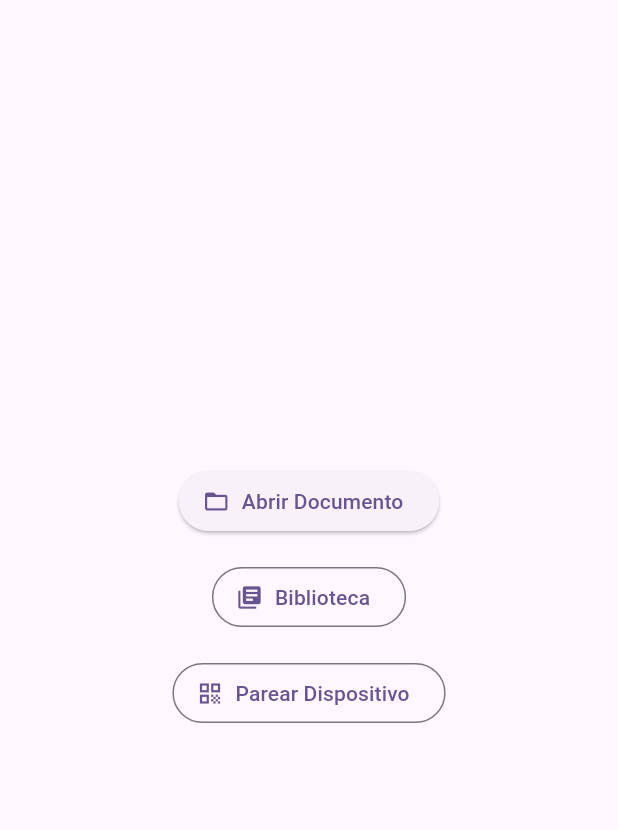
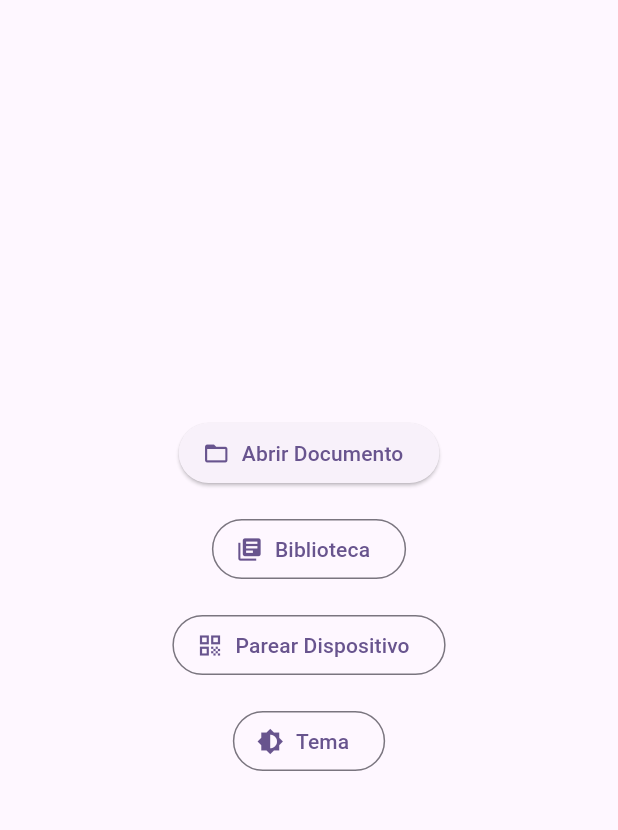
Before and after one commit to FelipeeSaM/SincronizadorPdf, a Flutter app: the screen it shows after launch, on a phone screen of 412 x 824 dp, the part 63-893 px from its top. Run offline on Flutter 3.47's test engine with Material 3 defaults, Android fonts, the phone set to English and light mode, and no system bars; our stand-ins replace file_picker, qr_flutter, shared_preferences; missing offline and left inert: desktop_drop, mobile_scanner, pdfrx.

Commit message:
feat: botão de seleção de tema persistente na tela principal
Adiciona botão "Tema" na tela inicial que abre uma lista com os temas
disponíveis (Sistema/Claro/Escuro); a escolha é aplicada imediatamente
e persistida via ThemeModeStore, fazendo o app reabrir já no tema
selecionado em vez de sempre cair no tema do sistema.

Co-Authored-By: Claude Sonnet 5 <noreply@anthropic.com>

```diff
--- a/app/lib/home_screen.dart
+++ b/app/lib/home_screen.dart
@@ -29,12 +29,25 @@ import 'sync/reading_position_sync_service.dart';
 
 const _intervaloSincronizacao = Duration(seconds: 5);
 
+String _nomeTema(ThemeMode tema) => switch (tema) {
+  ThemeMode.system => 'Sistema',
+  ThemeMode.light => 'Claro',
+  ThemeMode.dark => 'Escuro',
+};
+
 /// Tela inicial: permite ao usuário abrir ou soltar um Documento (PDF)
 /// local para visualizar e, se houver um Dispositivo pareado, dispara a
 /// Transferência dele; também sincroniza em foco os Documentos recebidos
 /// do Dispositivo pareado (ver ADR-0005).
 class HomeScreen extends StatefulWidget {
-  const HomeScreen({super.key});
+  const HomeScreen({
+    super.key,
+    required this.temaAtual,
+    required this.onSelecionarTema,
+  });
+
+  final ThemeMode temaAtual;
+  final ValueChanged<ThemeMode> onSelecionarTema;
 
   @override
   State<HomeScreen> createState() => _HomeScreenState();
@@ -224,6 +237,34 @@ class _HomeScreenState extends State<HomeScreen> with WidgetsBindingObserver {
     }
   }
 
+  Future<void> _abrirSeletorTema() async {
+    final temaEscolhido = await showDialog<ThemeMode>(
+      context: context,
+      builder: (context) => SimpleDialog(
+        title: const Text('Tema'),
+        children: [
+          RadioGroup<ThemeMode>(
+            groupValue: widget.temaAtual,
+            onChanged: (tema) => Navigator.of(context).pop(tema),
+            child: Column(
+              mainAxisSize: MainAxisSize.min,
+              children: ThemeMode.values.map((tema) {
+                return RadioListTile<ThemeMode>(
+                  title: Text(_nomeTema(tema)),
+                  value: tema,
+                );
+              }).toList(),
+            ),
+          ),
+        ],
+      ),
+    );
+
+    if (temaEscolhido != null) {
+      widget.onSelecionarTema(temaEscolhido);
+    }
+  }
+
   void _abrirBiblioteca() {
     Navigator.of(context).push(
       MaterialPageRoute<void>(
@@ -275,6 +316,12 @@ class _HomeScreenState extends State<HomeScreen> with WidgetsBindingObserver {
                   icon: const Icon(Icons.qr_code),
                   label: const Text('Parear Dispositivo'),
                 ),
+                const SizedBox(height: 16),
+                OutlinedButton.icon(
+                  onPressed: _abrirSeletorTema,
+                  icon: const Icon(Icons.brightness_6),
+                  label: const Text('Tema'),
+                ),
               ],
             ),
           ),
--- a/app/lib/main.dart
+++ b/app/lib/main.dart
@@ -1,16 +1,49 @@
 import 'package:flutter/material.dart';
 
 import 'home_screen.dart';
+import 'theme_mode_store.dart';
 
 void main() {
   runApp(const SincronizadorPdfApp());
 }
 
-class SincronizadorPdfApp extends StatelessWidget {
+class SincronizadorPdfApp extends StatefulWidget {
   const SincronizadorPdfApp({super.key});
 
   @override
+  State<SincronizadorPdfApp> createState() => _SincronizadorPdfAppState();
+}
+
+class _SincronizadorPdfAppState extends State<SincronizadorPdfApp> {
+  final _themeModeStore = const ThemeModeStore();
+  final _temaAtual = ValueNotifier(ThemeMode.system);
+
+  @override
+  void initState() {
+    super.initState();
+    _carregarTemaSalvo();
+  }
+
+  Future<void> _carregarTemaSalvo() async {
+    _temaAtual.value = await _themeModeStore.obter();
+  }
+
+  Future<void> _selecionarTema(ThemeMode tema) async {
+    _temaAtual.value = tema;
+    await _themeModeStore.salvar(tema);
+  }
+
+  @override
+  void dispose() {
+    _temaAtual.dispose();
+    super.dispose();
+  }
+
+  @override
   Widget build(BuildContext context) {
+    return ValueListenableBuilder<ThemeMode>(
+      valueListenable: _temaAtual,
+      builder: (context, temaAtual, _) {
         return MaterialApp(
           title: 'Sincronizador PDF',
           theme: ThemeData(colorScheme: ColorScheme.fromSeed(seedColor: Colors.deepPurple)),
@@ -20,8 +53,13 @@ class SincronizadorPdfApp extends StatelessWidget {
               brightness: Brightness.dark,
             ),
           ),
-      themeMode: ThemeMode.system,
-      home: const HomeScreen(),
+          themeMode: temaAtual,
+          home: HomeScreen(
+            temaAtual: temaAtual,
+            onSelecionarTema: _selecionarTema,
+          ),
+        );
+      },
     );
   }
 }
--- /dev/null
+++ b/app/lib/theme_mode_store.dart
@@ -0,0 +1,25 @@
+import 'package:flutter/material.dart';
+import 'package:shared_preferences/shared_preferences.dart';
+
+/// Guarda e recupera a preferência de tema (claro/escuro/sistema) escolhida
+/// pelo usuário, para o app reabrir já nela em vez de sempre cair no tema do
+/// sistema operacional.
+class ThemeModeStore {
+  const ThemeModeStore();
+
+  static const _chave = 'theme_mode';
+
+  Future<ThemeMode> obter() async {
+    final prefs = await SharedPreferences.getInstance();
+    final nomeSalvo = prefs.getString(_chave);
+    return ThemeMode.values.firstWhere(
+      (tema) => tema.name == nomeSalvo,
+      orElse: () => ThemeMode.system,
+    );
+  }
+
+  Future<void> salvar(ThemeMode tema) async {
+    final prefs = await SharedPreferences.getInstance();
+    await prefs.setString(_chave, tema.name);
+  }
+}
```
Also changed, not shown: 2 other files. Lines whose indentation alone changed are shown as unchanged.
